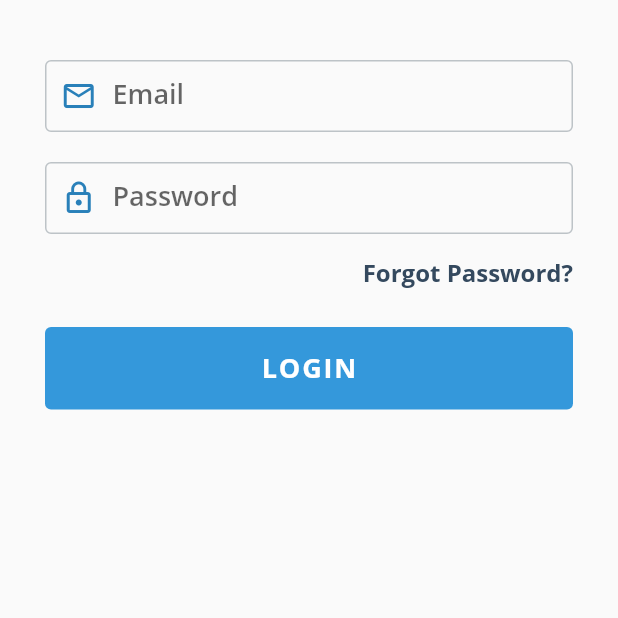
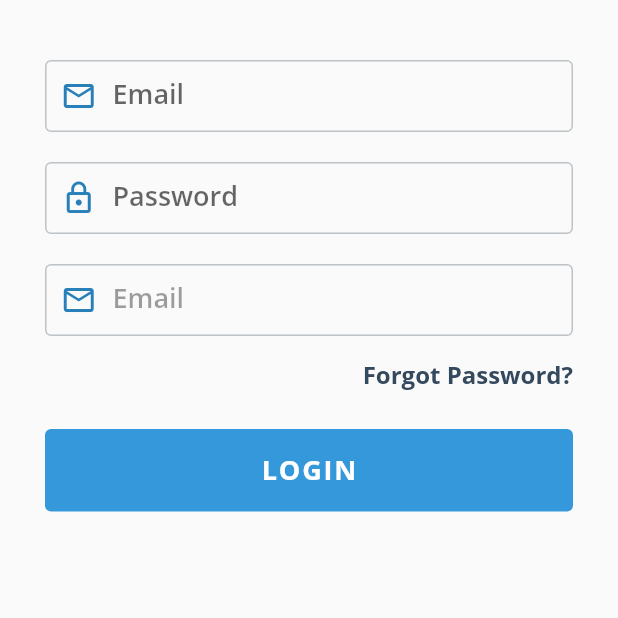
Before and after one commit to ainulya16/flat_ui, a Flutter app: the screen it shows after launch, on a phone screen of 412 x 824 dp, the top half of it. Run offline on Flutter 3.47's test engine with Material 2 defaults, Android fonts, the phone set to English and light mode, and no system bars.

Commit message:
feat:dropdown list

```diff
--- a/example/lib/main.dart
+++ b/example/lib/main.dart
@@ -55,7 +55,7 @@ class _MyHomePageState extends State<MyHomePage> {
               child: FUITextField(
                 label: 'Email',
                 allowNextFocus: true,
-                borderType: FUITextFieldBorderType.bordered,
+                borderType: FUIFieldBorderType.bordered,
                 prefix: Icon(Icons.mail_outline, color: HexColor('#2980b9'),),
                 hintText: 'john@doe.com',
                 borderRadius: 4,
@@ -68,12 +68,25 @@ class _MyHomePageState extends State<MyHomePage> {
               child: FUITextField(
                 label: 'Password',
                 allowNextFocus: false,
-                borderType: FUITextFieldBorderType.bordered,
+                borderType: FUIFieldBorderType.bordered,
                 prefix: Icon(Icons.lock_outline, color: HexColor('#2980b9'),),
                 borderRadius: 4,
                 obsecureText: true,
                 borderColor: '#bdc3c7',
                 focusedBorderColor: '2980b9',
+              )
+            ),
+            Padding(
+              padding: const EdgeInsets.symmetric(horizontal:30.0, vertical: 10),
+              child: FUIDropdownList(
+                // label: 'Password',
+                // allowNextFocus: false,
+                // borderType: FUIFieldBorderType.bordered,
+                // prefix: Icon(Icons.lock_outline, color: HexColor('#2980b9'),),
+                // borderRadius: 4,
+                // obsecureText: true,
+                // borderColor: '#bdc3c7',
+                // focusedBorderColor: '2980b9',
               )
             ),
             Padding(
@@ -91,7 +104,7 @@ class _MyHomePageState extends State<MyHomePage> {
                 color: '#3498db',
                 text: 'LOGIN',
                 borderRadius: 4,
-                onPress: _incrementCounter,
+                onPress: ()=>print('login'),
               ),
             ),
           ],
--- a/lib/Bounce/bounce.dart
+++ b/lib/Animations/Bounce.dart
@@ -1,16 +1,15 @@
 import 'package:flutter/material.dart';
 
-class Bounce extends StatefulWidget {
+class FUIAnimationBounce extends StatefulWidget {
   final Widget child;
-  final Function onTap;
   final bool useOpacity, disabled;
 
-  Bounce({ @required this.child, this.onTap, this.useOpacity=false, this.disabled=false});
+  FUIAnimationBounce({ @required this.child, this.useOpacity=false, this.disabled=false});
   @override
-  _BounceState createState() => _BounceState();
+  _FUIAnimationBounceState createState() => _FUIAnimationBounceState();
 }
 
-class _BounceState extends State<Bounce> with SingleTickerProviderStateMixin {
+class _FUIAnimationBounceState extends State<FUIAnimationBounce> with SingleTickerProviderStateMixin {
   double _scale;
   AnimationController _controller;
 
@@ -41,9 +40,9 @@ class _BounceState extends State<Bounce> with SingleTickerProviderStateMixin {
 
   @override
   Widget build(BuildContext context) {
+
     _scale = 1 - _controller.value;
     return GestureDetector(
-      onTap: !widget.disabled ? widget.onTap : null,
       onTapCancel: () => !widget.disabled ? _controller.reverse() : null,
       onTapDown: (TapDownDetails detail) =>!widget.disabled ? _controller.forward() : null,
       onTapUp: (TapUpDetails detail) => !widget.disabled ? _controller.reverse() : null,
--- a/lib/Button/ButtonText.dart
+++ b/lib/Button/ButtonText.dart
@@ -1,4 +1,3 @@
-import 'package:flat_ui/Styles/BoxShadow.dart';
 import 'package:flat_ui/flat_ui.dart';
 import 'package:flutter/material.dart';
 
@@ -27,9 +26,10 @@ class FUIButtonText extends StatelessWidget {
     return AnimatedOpacity(
       duration: Duration(milliseconds: 200),
       opacity: disabled ? 0.6 : 1.0,
-      child: Bounce(
+      child: FUIAnimationBounce(
         useOpacity: true,
         disabled: disabled,
+        child: GestureDetector(
           onTap: onPress,
           child: Text(
             text,
@@ -44,6 +44,7 @@ class FUIButtonText extends StatelessWidget {
               package: 'flat_ui'
             )
           ),
+        ),
       )
     );
   }
--- a/lib/Button/button.dart
+++ b/lib/Button/button.dart
@@ -1,4 +1,3 @@
-import 'package:flat_ui/Styles/BoxShadow.dart';
 import 'package:flat_ui/flat_ui.dart';
 import 'package:flutter/material.dart';
 
@@ -70,11 +69,12 @@ class FUIButton extends StatelessWidget {
     return AnimatedOpacity(
       duration: Duration(milliseconds: 200),
       opacity: disabled ? 0.6 : 1.0,
-      child: Bounce(
+      child: FUIAnimationBounce(
         useOpacity: true,
         disabled: disabled,
+        child:GestureDetector(
           onTap: onPress,
-        child:Container(
+          child: Container(
             margin: size == ButtonSize.full ? EdgeInsets.all(0) : EdgeInsets.fromLTRB(10,20,10,20),
             height: (size == ButtonSize.block || size == ButtonSize.full) ? 55 : height,
             width: width,
@@ -94,6 +94,7 @@ class FUIButton extends StatelessWidget {
             ),
           ),
         ),
+      ),
     );
   }
 
--- /dev/null
+++ b/lib/Inputs/DropdownList.dart
@@ -0,0 +1,94 @@
+import 'package:flat_ui/flat_ui.dart';
+import 'package:flutter/material.dart';
+
+class FUIDropdownList extends StatefulWidget {
+  final bool disabled;
+  final Function onChange;
+
+  FUIDropdownList({this.disabled, this.onChange});
+
+  @override
+  _FUIDropdownListState createState() => _FUIDropdownListState();
+}
+
+class _FUIDropdownListState extends State<FUIDropdownList>{
+  bool isOpened = false;
+  OverlayEntry _overlayEntry;
+  @override
+  void initState() {
+    super.initState();
+  }
+
+  @override
+  void setState(fn) {
+    if(mounted)
+      super.setState(fn);
+  }
+
+  @override
+  void dispose() {
+    super.dispose();
+  }
+
+
+  openMenu() {
+    setState(() {
+      _overlayEntry = _overlayEntryBuilder();
+      isOpened = !isOpened;
+    });
+    Overlay.of(context).insert(_overlayEntry);
+  }
+
+  closeMenu() {
+    _overlayEntry.remove();
+    setState(() {
+      isOpened = !isOpened;
+    });
+  }
+
+  _overlayEntryBuilder() {
+    RenderBox renderBox = context.findRenderObject();
+    var size = renderBox.size;
+    var offset = renderBox.localToGlobal(Offset.zero);
+    return OverlayEntry(
+      builder: (ctx) => Positioned(
+        left: offset.dx,
+        top: offset.dy + size.height + 0.5,
+        width: size.width,
+        child: Container(
+          decoration: BoxDecoration(
+            color: Colors.white,
+            boxShadow: [boxShadow]
+          ),
+          child: ListView.builder(
+            shrinkWrap: true,
+            itemCount: 4,
+            itemBuilder: (buildCtx, index) {
+              return FlatButton(onPressed:closeMenu,child: Text('test'));
+            },
+          ),
+        )
+      )
+    );
+  }
+
+  @override
+  Widget build(BuildContext context) {
+    return InkWell(
+        splashColor: Colors.transparent,
+        onTap: !isOpened ? openMenu : closeMenu,
+              child: FUITextField(
+              label: 'Email',
+              allowNextFocus: false,
+              borderType: FUIFieldBorderType.bordered,
+              prefix: Icon(Icons.mail_outline, color: HexColor('#2980b9'),),
+              hintText: 'john@doe.com',
+              borderRadius: 4,
+              borderColor: '#bdc3c7',
+              focusedBorderColor: '2980b9',
+              enabled: false,
+            ),
+    );
+  }
+
+}
--- a/lib/Inputs/TextField.dart
+++ b/lib/Inputs/TextField.dart
@@ -1,8 +1,8 @@
 import 'package:flat_ui/flat_ui.dart';
+import 'package:flat_ui/types/types.dart';
 import 'package:flutter/material.dart';
 import 'package:flutter/services.dart';
 
-enum FUITextFieldBorderType { underline, bordered, none }
 
 class FUITextField extends StatelessWidget {
   final bool autofocus;
@@ -23,19 +23,20 @@ class FUITextField extends StatelessWidget {
   final String focusedBorderColor;
   final String disabledBorderColor;
   final bool allowNextFocus;
-  final FUITextFieldBorderType borderType;
+  final FUIFieldBorderType borderType;
   final TextInputType keyboardType;
   final double borderRadius;
   final dynamic prefix;
   final Widget suffixIcon;
   final FloatingLabelBehavior floatingLabelBehavior;
+  final Function onTap;
   FUITextField({
       this.autofocus=false,
       this.enabled=true,
       this.initialValue,
       this.inputFormatters,
       this.obsecureText=false,
-      this.borderType=FUITextFieldBorderType.none,
+      this.borderType=FUIFieldBorderType.none,
       this.borderRadius=10,
       this.borderColor='#3498db',
       this.errorBorderColor='#e74c3c',
@@ -53,6 +54,7 @@ class FUITextField extends StatelessWidget {
       this.prefix,
       this.suffixIcon,
       this.floatingLabelBehavior,
+      this.onTap,
       this.allowNextFocus = false});
 
   @override
@@ -64,12 +66,12 @@ class FUITextField extends StatelessWidget {
     BorderSide disabledBorderSide = BorderSide(color: HexColor(disabledBorderColor));
     Widget prefixIcon;
     switch (borderType) {
-      case FUITextFieldBorderType.underline:
+      case FUIFieldBorderType.underline:
         inputBorder = UnderlineInputBorder(
           borderSide: borderSide
         );
         break;
-      case FUITextFieldBorderType.bordered:
+      case FUIFieldBorderType.bordered:
         inputBorder = OutlineInputBorder(
           borderRadius: BorderRadius.all(Radius.circular(borderRadius)),
           borderSide: borderSide
@@ -83,6 +85,7 @@ class FUITextField extends StatelessWidget {
       prefixIcon = SizedBox(child: Center(child: Text(prefix, style: TextStyle(fontSize: 18),),),);
     }
     return TextFormField(
+      onTap: onTap,
       autofocus: autofocus,
       enabled: enabled,
       initialValue: initialValue,
--- a/lib/flat_ui.dart
+++ b/lib/flat_ui.dart
@@ -1,7 +1,11 @@
 library flat_ui;
 
+export 'Animations/Bounce.dart';
+export 'Animations/Opacity.dart';
 export 'Button/Button.dart';
 export 'Button/ButtonText.dart';
-export 'Bounce/bounce.dart';
 export 'helpers/HexToColor.dart';
 export 'Inputs/TextField.dart';
+export 'Inputs/DropdownList.dart';
+export 'types/types.dart';
+export 'Styles/BoxShadow.dart';
--- /dev/null
+++ b/lib/types/types.dart
@@ -0,0 +1 @@
+enum FUIFieldBorderType { underline, bordered, none }
```
Also changed, not shown: lib/Animations/Opacity.dart (added, +55 -0 lines). Lines whose indentation alone changed are shown as unchanged.
